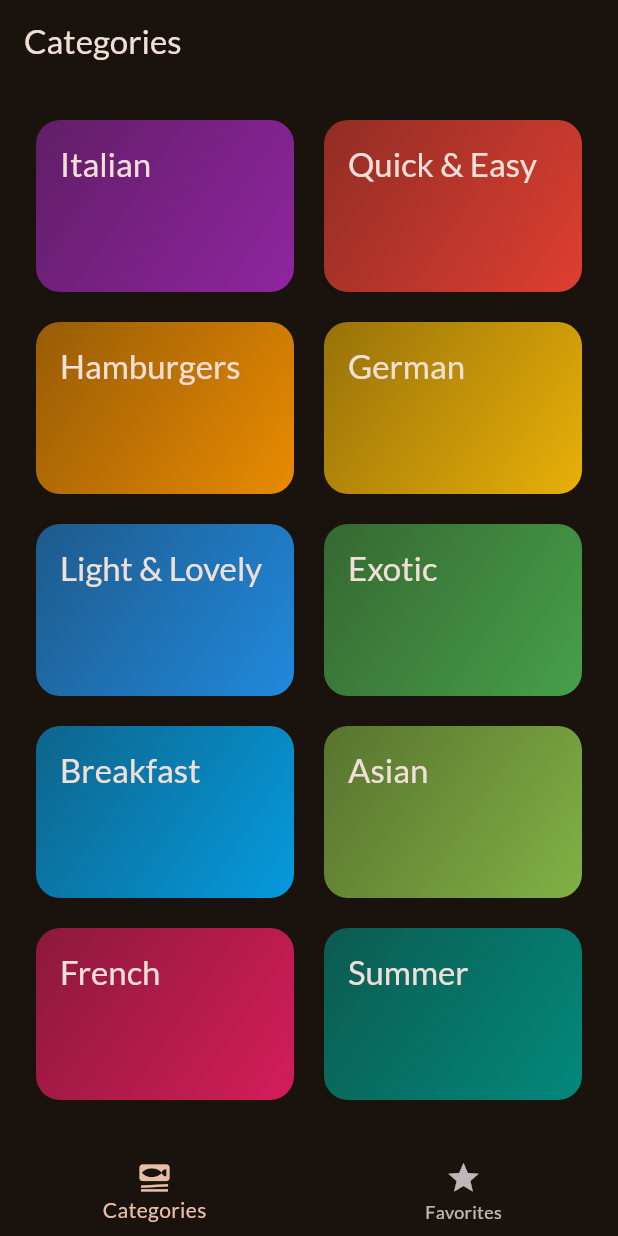
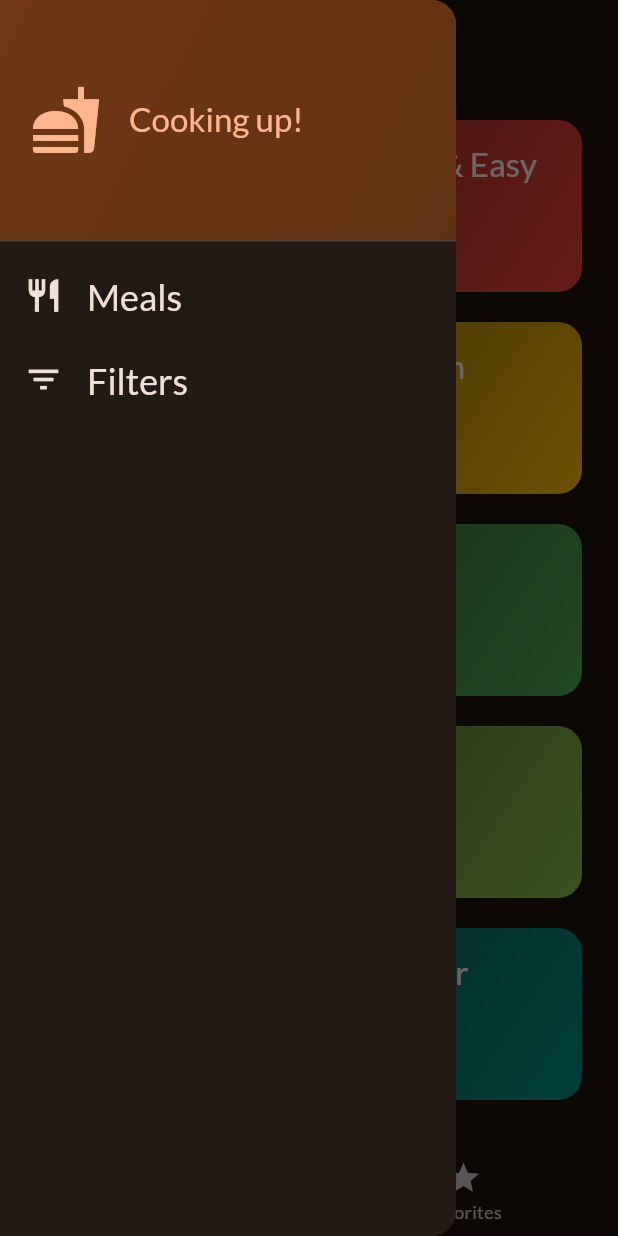
Before and after one commit to Zaela24/meals_app, a Flutter app: the screen it shows after launch, with the side drawer open (before the commit the screen has no drawer), on a phone screen of 412 x 824 dp. Run offline on Flutter 3.47's test engine with Material 2 defaults, Android fonts, the phone set to English and light mode, and no system bars; our stand-ins replace google_fonts, transparent_image.

Commit message:
Add ability to toggle favorite status, add app drawer

```diff
--- a/lib/screens/categories.dart
+++ b/lib/screens/categories.dart
@@ -4,8 +4,15 @@ import 'package:meals_app/models/category.dart';
 import 'package:meals_app/screens/meals.dart';
 import 'package:meals_app/widgets/category_grid_item.dart';
 
+import '../models/meal.dart';
+
 class CategoriesScreen extends StatelessWidget {
-  const CategoriesScreen({super.key});
+  const CategoriesScreen({
+    super.key,
+    required this.onToggleFavorite,
+  });
+
+  final void Function(Meal meal) onToggleFavorite;
 
   void _selectCategory(BuildContext context, Category category) {
     final filteredMeals = dummyMeals
@@ -18,6 +25,7 @@ class CategoriesScreen extends StatelessWidget {
         builder: (ctx) => MealsScreen(
           title: category.title,
           meals: filteredMeals,
+          onToggleFavorite: onToggleFavorite,
         ),
       ),
     );
--- a/lib/screens/tabs.dart
+++ b/lib/screens/tabs.dart
@@ -1,6 +1,8 @@
 import 'package:flutter/material.dart';
+import 'package:meals_app/models/meal.dart';
 import 'package:meals_app/screens/categories.dart';
 import 'package:meals_app/screens/meals.dart';
+import 'package:meals_app/widgets/main_drawer.dart';
 
 class TabsScreen extends StatefulWidget {
   const TabsScreen({super.key});
@@ -13,6 +15,21 @@ class TabsScreen extends StatefulWidget {
 
 class _TabsScreenState extends State<TabsScreen> {
   int _selectedPageIndex = 0;
+  final List<Meal> _favoriteMeals = [];
+
+  void _toggleMealFavoriteStatus(Meal meal) {
+    final isExisting = _favoriteMeals.contains(meal);
+
+    if (isExisting) {
+      setState(() {
+        _favoriteMeals.remove(meal);
+      });
+    } else {
+      setState(() {
+        _favoriteMeals.add(meal);
+      });
+    }
+  }
 
   void _selectPage(int index) {
     setState(() {
@@ -22,12 +39,15 @@ class _TabsScreenState extends State<TabsScreen> {
 
   @override
   Widget build(BuildContext context) {
-    Widget activePage = const CategoriesScreen();
+    Widget activePage = CategoriesScreen(
+      onToggleFavorite: _toggleMealFavoriteStatus,
+    );
     String activePageTitle = 'Categories';
 
     if (_selectedPageIndex == 1) {
       activePage = MealsScreen(
-        meals: [],
+        meals: _favoriteMeals,
+        onToggleFavorite: _toggleMealFavoriteStatus,
       );
       activePageTitle = 'Your Favorites';
     }
@@ -36,6 +56,7 @@ class _TabsScreenState extends State<TabsScreen> {
       appBar: AppBar(
         title: Text(activePageTitle),
       ),
+      drawer: const MainDrawer(),
       body: activePage,
       bottomNavigationBar: BottomNavigationBar(
         currentIndex: _selectedPageIndex,
--- /dev/null
+++ b/lib/widgets/main_drawer.dart
@@ -0,0 +1,74 @@
+import 'package:flutter/material.dart';
+
+class MainDrawer extends StatelessWidget {
+  const MainDrawer({super.key});
+
+  @override
+  Widget build(BuildContext context) {
+    return Drawer(
+      child: Column(children: [
+        DrawerHeader(
+          padding: const EdgeInsets.all(20),
+          decoration: BoxDecoration(
+            gradient: LinearGradient(
+              colors: [
+                Theme.of(context).colorScheme.primaryContainer,
+                Theme.of(context).colorScheme.primaryContainer.withOpacity(0.8),
+              ],
+              begin: Alignment.topLeft,
+              end: Alignment.bottomRight,
+            ),
+          ),
+          child: Row(
+            children: [
+              Icon(
+                Icons.fastfood,
+                size: 48,
+                color: Theme.of(context).colorScheme.primary,
+              ),
+              const SizedBox(
+                width: 18,
+              ),
+              Text(
+                'Cooking up!',
+                style: Theme.of(context).textTheme.titleLarge!.copyWith(
+                      color: Theme.of(context).colorScheme.primary,
+                    ),
+              )
+            ],
+          ),
+        ),
+        ListTile(
+          leading: Icon(
+            Icons.restaurant,
+            size: 26,
+            color: Theme.of(context).colorScheme.onBackground,
+          ),
+          title: Text(
+            'Meals',
+            style: Theme.of(context).textTheme.titleLarge!.copyWith(
+                  color: Theme.of(context).colorScheme.onBackground,
+                  fontSize: 24,
+                ),
+          ),
+          onTap: () {},
+        ),
+        ListTile(
+          leading: Icon(
+            Icons.filter_list,
+            size: 26,
+            color: Theme.of(context).colorScheme.onBackground,
+          ),
+          title: Text(
+            'Filters',
+            style: Theme.of(context).textTheme.titleLarge!.copyWith(
+                  color: Theme.of(context).colorScheme.onBackground,
+                  fontSize: 24,
+                ),
+          ),
+          onTap: () {},
+        ),
+      ]),
+    );
+  }
+}
```
Also changed, not shown: lib/screens/meal_details.dart (+13 -1 lines), lib/screens/meals.dart (+6 -1 lines).
